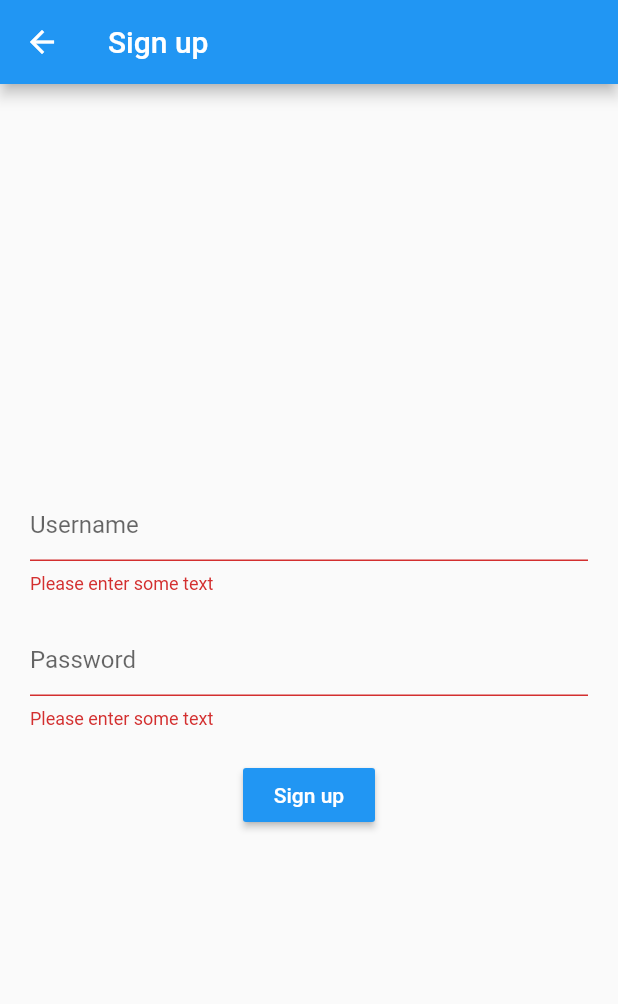
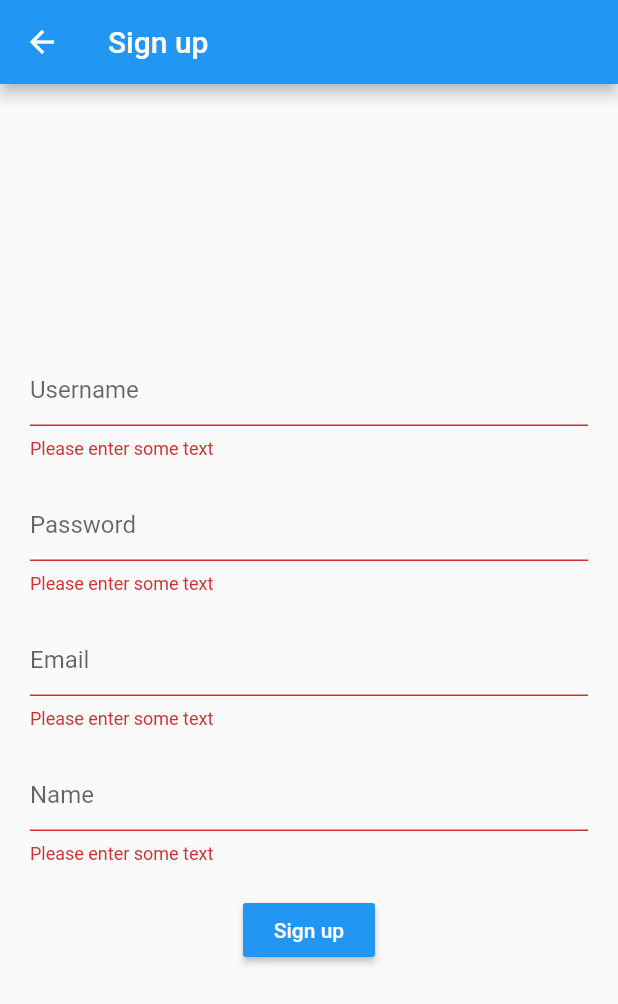
Before and after one commit to johncerpa/FlutterSchoolApp, a Flutter app: the SignUp screen opened directly, after a tap on "Sign up", on a phone screen of 412 x 824 dp. Shown: the top 1004 px of the screen. Run offline on Flutter 3.47's test engine with Material 2 defaults, Android fonts, the phone set to English and light mode, and no system bars; our stand-ins replace shared_preferences; accounts and stored records are empty.

Commit message:
Almost finished

```diff
--- a/lib/model/model.dart
+++ b/lib/model/model.dart
@@ -1,41 +1,82 @@
+import 'dart:convert';
 import 'package:flutter/widgets.dart';
 import 'package:shared_preferences/shared_preferences.dart';
+import 'package:http/http.dart' as http;
 
 class Model extends ChangeNotifier {
+  String username;
+  String name;
+  String token;
   bool logged;
-  String username;
-  String password;
 
-  Model({this.logged, this.username, this.password});
+  Model({this.token, this.username, this.name});
 
-  loggin(String username, String password) async {
-    if (username == this.username && password == this.password) {
-      logged = true;
-      await cacheIt();
-      notifyListeners();
-    }
+  factory Model.fromJson(Map<String, dynamic> json) {
+    return Model(
+        token: json['token'], username: json['username'], name: json['name']);
   }
 
-  signup(String username, String password) async {
-    this.username = username;
-    this.password = password;
-    //loggin(this.username, this.password);
+  update() {
+    notifyListeners();
+  }
+
+  Future<Model> login(String email, String password) async {
+    final http.Response response = await http.post(
+        "https://movil-api.herokuapp.com/signin",
+        headers: <String, String>{
+          'Content-type': 'application/json; charset=UTF-8'
+        },
+        body:
+            jsonEncode(<String, String>{'email': email, 'password': password}));
+
+    if (response.statusCode != 200) {
+      return throw Exception(response.body);
+    }
+
+    return Model.fromJson(json.decode(response.body));
+  }
+
+  Future<Model> signup(
+      String username, String password, String email, String name) async {
+    final http.Response response = await http.post(
+        "https://movil-api.herokuapp.com/signup",
+        headers: <String, String>{
+          'Content-type': 'application/json; charset=UTF-8'
+        },
+        body: jsonEncode(<String, String>{
+          'email': email,
+          'username': username,
+          'password': password,
+          'name': name
+        }));
+
+    if (response.statusCode != 200) {
+      return throw Exception(response.body);
+    }
+
+    return Model.fromJson(json.decode(response.body));
   }
 
   // Caches logging information
-  cacheIt() async {
+  cacheIt(String username, String name, String token) async {
+    logged = true;
+
     SharedPreferences prefs = await SharedPreferences.getInstance();
-    await prefs.setBool("logged", this.logged);
+    await prefs.setBool("logged", true);
+    await prefs.setString("username", username);
+    await prefs.setString("name", name);
+    await prefs.setString("token", token);
+
+    notifyListeners();
   }
 
   logout() async {
     logged = false;
-    await cacheIt();
+    SharedPreferences prefs = await SharedPreferences.getInstance();
+    await prefs.remove("logged");
+    await prefs.remove("username");
+    await prefs.remove("name");
+    await prefs.remove("token");
     notifyListeners();
   }
-
-  register(String username, String password) {
-    this.username = username;
-    this.password = password;
-  }
 }
--- a/lib/screens/home.dart
+++ b/lib/screens/home.dart
@@ -10,12 +10,19 @@ class Home extends StatelessWidget {
             appBar: AppBar(title: Text("Home")),
             body:
                 Center(child: Consumer<Model>(builder: (context, model, child) {
-              return MaterialButton(
-                child: Text("Log out", style: TextStyle(color: Colors.white)),
-                color: Colors.blue,
-                onPressed: () {
-                  model.logout();
-                },
+              return Column(
+                children: <Widget>[
+                  Text('Nombre${model.username}'),
+                  Text('Nombre${model.name}'),
+                  MaterialButton(
+                    child:
+                        Text("Log out", style: TextStyle(color: Colors.white)),
+                    color: Colors.blue,
+                    onPressed: () {
+                      model.logout();
+                    },
+                  ),
+                ],
               );
             }))));
   }
--- a/lib/screens/login.dart
+++ b/lib/screens/login.dart
@@ -9,7 +9,7 @@ class Login extends StatefulWidget {
 
 class LoginState extends State<Login> {
   final _key = GlobalKey<FormState>();
-  final usernameController = TextEditingController();
+  final emailController = TextEditingController();
   final passwordController = TextEditingController();
 
   @override
@@ -28,8 +28,8 @@ class LoginState extends State<Login> {
                     crossAxisAlignment: CrossAxisAlignment.center,
                     children: <Widget>[
                       TextFormField(
-                        controller: usernameController,
-                        decoration: InputDecoration(hintText: "Username"),
+                        controller: emailController,
+                        decoration: InputDecoration(hintText: "Email"),
                         // The validator receives the text that the user has entered.
                         validator: (value) {
                           if (value.isEmpty) {
@@ -58,10 +58,24 @@ class LoginState extends State<Login> {
                           style: TextStyle(color: Colors.white),
                         ),
                         color: Colors.blue,
-                        onPressed: () {
+                        onPressed: () async {
                           if (_key.currentState.validate()) {
-                            model.loggin(usernameController.text,
-                                passwordController.text);
+                            String email = emailController.text;
+                            String password = passwordController.text;
+
+                            model = await model
+                                .login(email, password)
+                                .then((user) async {
+                              await model.cacheIt(
+                                  user.username, user.name, user.token);
+                              return user;
+                            }).catchError((error) {
+                              Scaffold.of(context).showSnackBar(
+                                  SnackBar(content: Text(error.toString())));
+                              return model;
+                            });
+
+                            model.update();
                           }
                         },
                       ),
--- a/lib/screens/myapp.dart
+++ b/lib/screens/myapp.dart
@@ -9,14 +9,13 @@ class MyApp extends StatelessWidget {
   @override
   Widget build(BuildContext context) {
     return ChangeNotifierProvider<Model>(
-        create: (context) => Model(logged: false),
+        create: (context) => Model(),
         child: Consumer<Model>(builder: (context, model, child) {
           return FutureBuilder(
               future: getPrefs(),
               builder: (BuildContext context, AsyncSnapshot<bool> snapshot) {
                 if (snapshot.hasData) {
                   final isLogged = snapshot.data;
-                  model.logged = isLogged;
                   return isLogged ? Home() : Login();
                 }
 
@@ -27,6 +26,6 @@ class MyApp extends StatelessWidget {
 
   Future<bool> getPrefs() async {
     SharedPreferences prefs = await SharedPreferences.getInstance();
-    return prefs.getBool("logged");
+    return prefs.getBool("logged") ?? false;
   }
 }
--- a/lib/screens/signup.dart
+++ b/lib/screens/signup.dart
@@ -1,6 +1,7 @@
 import 'package:login/model/model.dart';
 import 'package:flutter/material.dart';
 import 'package:provider/provider.dart';
+import 'package:shared_preferences/shared_preferences.dart';
 
 class SignUp extends StatefulWidget {
   SignUpState createState() => SignUpState();
@@ -10,6 +11,8 @@ class SignUpState extends State<SignUp> {
   final _key = GlobalKey<FormState>();
   final usernameController = TextEditingController();
   final passwordController = TextEditingController();
+  final emailController = TextEditingController();
+  final nameController = TextEditingController();
 
   @override
   Widget build(BuildContext context) {
@@ -28,7 +31,6 @@ class SignUpState extends State<SignUp> {
                     TextFormField(
                       controller: usernameController,
                       decoration: InputDecoration(hintText: "Username"),
-                      // The validator receives the text that the user has entered.
                       validator: (value) {
                         if (value.isEmpty) {
                           return 'Please enter some text';
@@ -41,7 +43,28 @@ class SignUpState extends State<SignUp> {
                       controller: passwordController,
                       obscureText: true,
                       decoration: InputDecoration(hintText: "Password"),
-                      // The validator receives the text that the user has entered.
+                      validator: (value) {
+                        if (value.isEmpty) {
+                          return 'Please enter some text';
+                        }
+                        return null;
+                      },
+                    ),
+                    SizedBox(height: 20.0),
+                    TextFormField(
+                      controller: emailController,
+                      decoration: InputDecoration(hintText: "Email"),
+                      validator: (value) {
+                        if (value.isEmpty) {
+                          return 'Please enter some text';
+                        }
+                        return null;
+                      },
+                    ),
+                    SizedBox(height: 20.0),
+                    TextFormField(
+                      controller: nameController,
+                      decoration: InputDecoration(hintText: "Name"),
                       validator: (value) {
                         if (value.isEmpty) {
                           return 'Please enter some text';
@@ -56,11 +79,26 @@ class SignUpState extends State<SignUp> {
                         style: TextStyle(color: Colors.white),
                       ),
                       color: Colors.blue,
-                      onPressed: () {
+                      onPressed: () async {
                         if (_key.currentState.validate()) {
-                          model.signup(
-                              usernameController.text, passwordController.text);
-                          Navigator.pop(context);
+                          String username = usernameController.text;
+                          String password = passwordController.text;
+                          String email = emailController.text;
+                          String name = nameController.text;
+
+                          model = await model
+                              .signup(username, password, email, name)
+                              .then((user) async {
+                            await model.cacheIt(
+                                user.username, user.name, user.token);
+                            return user;
+                          }).catchError((error) {
+                            Scaffold.of(context).showSnackBar(
+                                SnackBar(content: Text(error.toString())));
+                            return model;
+                          });
+
+                          model.update();
                         }
                       },
                     )
--- a/pubspec.yaml
+++ b/pubspec.yaml
@@ -11,6 +11,7 @@ dependencies:
     sdk: flutter
   provider: ^4.0.1
   shared_preferences: ^0.4.3
+  http: ^0.12.0+2
 
   # The following adds the Cupertino Icons font to your application.
   # Use with the CupertinoIcons class for iOS style icons.
```
Also changed, not shown: pubspec.lock.
